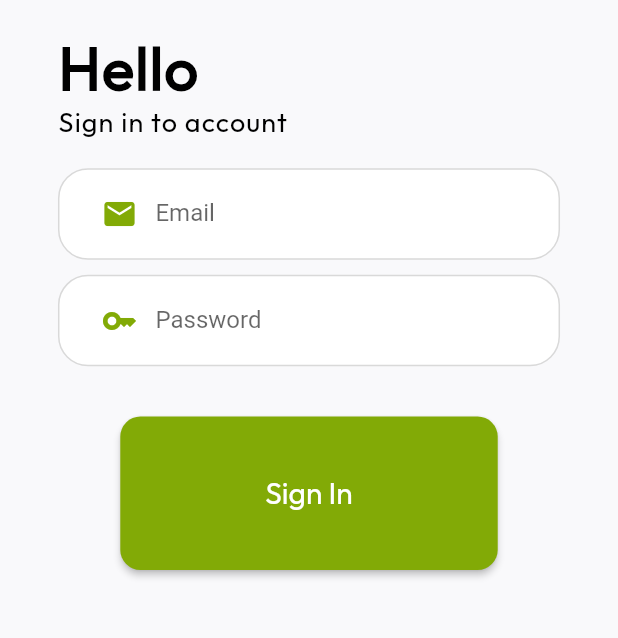
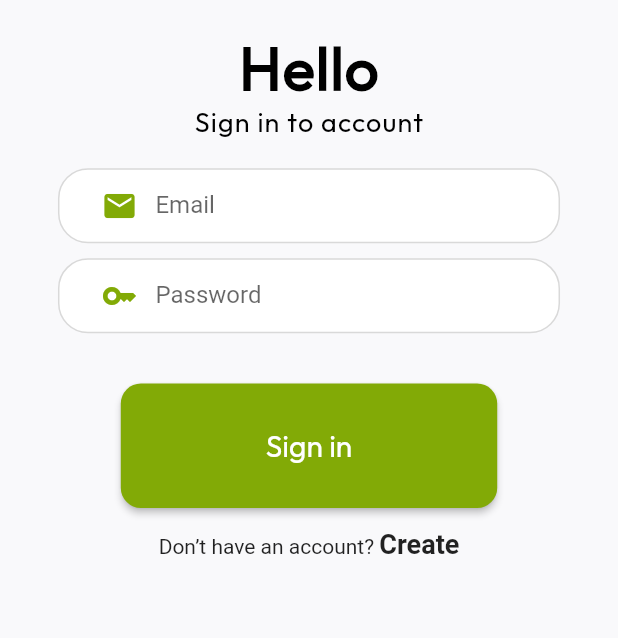
Before and after one commit to vy-lett-otsv/Sahami_App, a Flutter app: the LoginView screen opened directly, on a phone screen of 412 x 824 dp, the part 402-1040 px from its top. Run offline on Flutter 3.47's test engine with Material 2 defaults, Android fonts, the light colour scheme and no system bars; our stand-ins replace cloud_firestore, dots_indicator, firebase_auth, firebase_core, get, sticky_headers; accounts and stored records are empty.

Commit message:
finish login and register

```diff
--- a/lib/views/constants/ui_color.dart
+++ b/lib/views/constants/ui_color.dart
@@ -7,10 +7,10 @@ class UIColors {
   static final Color background = HexColor.fromHex("#F9F9FB");
   static final Color text = HexColor.fromHex("#6E6E6E");
   static final Color star = HexColor.fromHex("#F7DC69");
-
   static final Color label = HexColor.fromHex("#F2F2FF");
   static final Color borderError = HexColor.fromHex("#F23E3E").withOpacity(0.8);
   static final Color errorMessage = HexColor.fromHex("#F23E3E");
+  static final Color lightRed = HexColor.fromHex("#FCA896");
 
   static const Color black = Colors.black;
   static const Color white = Colors.white;
--- a/lib/views/constants/ui_strings.dart
+++ b/lib/views/constants/ui_strings.dart
@@ -5,13 +5,16 @@ class UIStrings {
   static const String desSignIn = "Sign in to account";
   static const String userName = "User name";
   static const String password = "Password";
-  static const String login = "Sign In";
-  static const String logup = "Sign Up";
+  static const String login = "Sign in";
+  static const String logup = "Sign up";
   static const String email = "Email";
   static const String phone = "Phone number";
   static const String isAccount = "Have an account?";
   static const String search = "Search";
   static const String product = "Product";
+  static const String noAccount = "Don’t have an account? ";
+  static const String create = "Create";
+  static const String manageCategory = "Manage Category";
 
   //product
   static const String product1 = "Cool Lime Physio";
--- a/lib/views/screens/auth/login.dart
+++ b/lib/views/screens/auth/login.dart
@@ -1,8 +1,11 @@
+import 'package:firebase_auth/firebase_auth.dart';
+import 'package:flutter/gestures.dart';
 import 'package:flutter/material.dart';
 import 'package:sahami_app/views/constants/dimens_manager.dart';
 import 'package:sahami_app/views/constants/ui_strings.dart';
+import 'package:sahami_app/views/screens/auth/register.dart';
+import 'package:sahami_app/views/screens/home/home_view.dart';
 import 'package:sahami_app/views/widget/ui_text.dart';
-import '../../../enums/fonts.dart';
 import '../../assets/asset_images.dart';
 import '../../constants/ui_color.dart';
 import '../../widget/ui_button.dart';
@@ -15,6 +18,9 @@ class LoginView extends StatefulWidget {
 }
 
 class _LoginViewState extends State<LoginView> {
+  final TextEditingController _emailTextController = TextEditingController();
+  final TextEditingController _passwordTextController = TextEditingController();
+
   @override
   void initState() {
     DimensManager();
@@ -31,6 +37,22 @@ class _LoginViewState extends State<LoginView> {
           child: Column(
             crossAxisAlignment: CrossAxisAlignment.start,
             children: [
+              _buildHeader(),
+              SizedBox(height: DimensManager.dimens.setHeight(30)),
+              _buildTextField(_emailTextController, _passwordTextController),
+              SizedBox(height: DimensManager.dimens.setHeight(50)),
+              _buildLogin(context, _emailTextController, _passwordTextController)
+            ],
+          ),
+        ),
+      ),
+    );
+  }
+}
+
+Widget _buildHeader() {
+  return Column(
+    children: [
       SizedBox(height: DimensManager.dimens.setHeight(20)),
       Container(
           alignment: Alignment.center,
@@ -44,22 +66,63 @@ class _LoginViewState extends State<LoginView> {
       SizedBox(height: DimensManager.dimens.setHeight(30)),
       UIText(UIStrings.welcome, size: 40, color: UIColors.black, fontWeight: FontWeight.w600),
       UIText(UIStrings.desSignIn, size: 18, color: UIColors.black, fontWeight: FontWeight.w300),
-              SizedBox(height: DimensManager.dimens.setHeight(30)),
-              const UITextInput(
+    ],
+  );
+}
+
+Widget _buildTextField(TextEditingController email, TextEditingController pass) {
+  return Column(
+    children: [
+      UITextInput(
         text: UIStrings.email,
         icon: Icons.mail,
+        controller: email,
       ),
       SizedBox(height: DimensManager.dimens.setHeight(15)),
-              const UITextInput(
+      UITextInput(
         text: UIStrings.password,
         icon: Icons.key,
+        controller: pass,
+        isPassWordType: true,
       ),
-              SizedBox(height: DimensManager.dimens.setHeight(50)),
-              const UIButton(text: UIStrings.login)
     ],
+  );
+}
+
+Widget _buildLogin(BuildContext context, TextEditingController email, TextEditingController pass) {
+  return Column(
+    children: [
+      UIButton(text: UIStrings.login,
+          onPress: () {
+            FirebaseAuth.instance.signInWithEmailAndPassword(
+                email: email.text,
+                password: pass.text)
+                .then((value) {
+              Navigator.push(context,
+                  MaterialPageRoute(builder: (context) => HomeView()));
+            }).onError((error, stackTrace) {
+              print("Error ${error.toString()}");
+            });
+          }),
+      SizedBox(height: DimensManager.dimens.setHeight(20)),
+      Center(
+        child: Text.rich(
+            TextSpan(
+                text:  UIStrings.noAccount,
+                children: <InlineSpan>[
+                  TextSpan(
+                      text: UIStrings.create,
+                      style: const TextStyle(fontSize: 18,fontWeight: FontWeight.bold),
+                      recognizer: TapGestureRecognizer()..onTap = () {
+                        Navigator.push(context,
+                            MaterialPageRoute(builder: (context) => RegisterView())
+                        );
+                      }
+                  )
+                ]
+            )
         ),
       ),
-      ),
+    ],
   );
 }
-}
--- a/lib/views/screens/home/home_view.dart
+++ b/lib/views/screens/home/home_view.dart
@@ -32,7 +32,6 @@ class _HomeViewState extends State<HomeView> {
       });
     });
   }
-
 
   @override
   Widget build(BuildContext context) {
--- a/lib/views/widget/ui_button.dart
+++ b/lib/views/widget/ui_button.dart
@@ -5,7 +5,13 @@ import '../constants/dimens_manager.dart';
 import '../constants/ui_color.dart';
 class UIButton extends StatelessWidget {
   final String text;
-  const UIButton ({super.key, required this.text});
+  final VoidCallback? onPress;
+  final double? size;
+  const UIButton ({super.key,
+    this.onPress,
+    this.size = 20,
+    required this.text
+  });
   @override
   Widget build(BuildContext context) {
     return Container(
@@ -16,11 +22,11 @@ class UIButton extends StatelessWidget {
               padding:
               MaterialStateProperty.all(EdgeInsets.symmetric(
                   horizontal: DimensManager.dimens.setWidth(50),
-                  vertical: DimensManager.dimens.setWidth(20)
+                  vertical: DimensManager.dimens.setWidth(15)
               )),
               textStyle: MaterialStateProperty.all(
-                  const TextStyle(
-                      fontSize: 20,
+                  TextStyle(
+                      fontSize: size,
                       color: Colors.white,
                       fontFamily: Fonts.Outfit)),
               shape: MaterialStateProperty.all<RoundedRectangleBorder>(
@@ -29,7 +35,7 @@ class UIButton extends StatelessWidget {
                   )
               )
           ),
-          onPressed: () {},
+          onPressed: onPress,
           child: Text(text)),
     );
   }
--- a/lib/views/widget/ui_textinput.dart
+++ b/lib/views/widget/ui_textinput.dart
@@ -3,13 +3,18 @@ import '../constants/ui_color.dart';
 
 class UITextInput extends StatelessWidget {
   final String text;
-  final IconData icon;
+  final IconData? icon;
   final Color? color;
+  final bool? isPassWordType;
+  final TextEditingController? controller;
   const UITextInput({
     super.key,
     required this.text,
-    required this.icon,
-    this.color = const Color(0xFF82AA06)});
+    this.icon,
+    this.color = const Color(0xFF82AA06),
+    this.isPassWordType = false,
+    this.controller
+  });
 
   @override
   Widget build(BuildContext context) {
@@ -26,11 +31,22 @@ class UITextInput extends StatelessWidget {
             right: 4
         ),
         child: TextField(
+          controller: controller,
+          cursorColor: UIColors.white,
+          obscureText: isPassWordType!,
+          enableSuggestions: isPassWordType!,
+          autocorrect: isPassWordType!,
+          // textAlignVertical: TextAlignVertical.center,
           decoration: InputDecoration(
             labelText: text,
             prefixIcon: Icon(icon, color: color),
             border: InputBorder.none,
+            floatingLabelBehavior: FloatingLabelBehavior.never,
+            contentPadding: EdgeInsets.zero,
           ),
+          keyboardType: isPassWordType!
+              ? TextInputType.visiblePassword
+              : TextInputType.emailAddress
         )
     );
   }
--- a/pubspec.yaml
+++ b/pubspec.yaml
@@ -45,6 +45,7 @@ dependencies:
   cloud_firestore: ^4.4.5
   provider: ^6.0.5
   firebase_ui_auth: ^1.1.17
+  google_sign_in: ^4.5.1
 
 dev_dependencies:
   flutter_test:
```
Also changed, not shown: lib/main.dart (+8 -3 lines), lib/views/screens/auth/register.dart (+56 -12 lines), lib/views/screens/manage/manage_create_category_view.dart (added, +111 -0 lines), lib/data/respository/user_repository.dart (added), pubspec.lock, 1 other file. Lines whose indentation alone changed are shown as unchanged.
